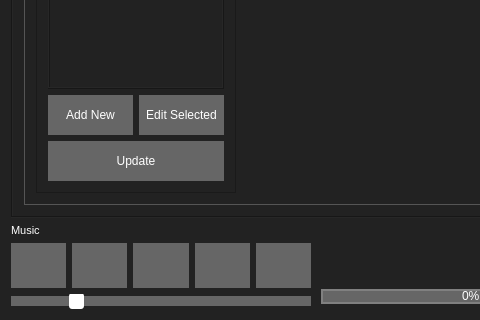
Above: C++Project/GM-Companion/mainwindow.ui from PhilInTheGaps/GM-Companion before the change; both pictures show x 0 to 480 and y 449 to 769 of the 1300 by 769 pixel window. Below: the same form after it.
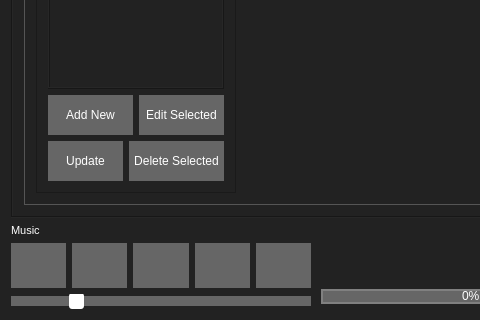
That is the form after the change. The open tabs and pages were chosen to show the change. Icons and pictures are not drawn.

Commit message: Bug Fixes and added Delete Character Option

Patch:
```diff
--- a/C++Project/GM-Companion/mainwindow.ui
+++ b/C++Project/GM-Companion/mainwindow.ui
@@ -493,11 +493,22 @@
                 </layout>
                </item>
                <item>
+                <layout class="QHBoxLayout" name="horizontalLayout_15">
+                 <item>
                 <widget class="QPushButton" name="updateCharactersButton">
                  <property name="text">
                   <string>Update</string>
                  </property>
                 </widget>
+                 </item>
+                 <item>
+                  <widget class="QPushButton" name="deleteCharacterButton">
+                   <property name="text">
+                    <string>Delete Selected</string>
+                   </property>
+                  </widget>
+                 </item>
+                </layout>
                </item>
               </layout>
              </widget>
```
Lines whose indentation alone changed are shown as unchanged. The commit also changes 36 other files.
